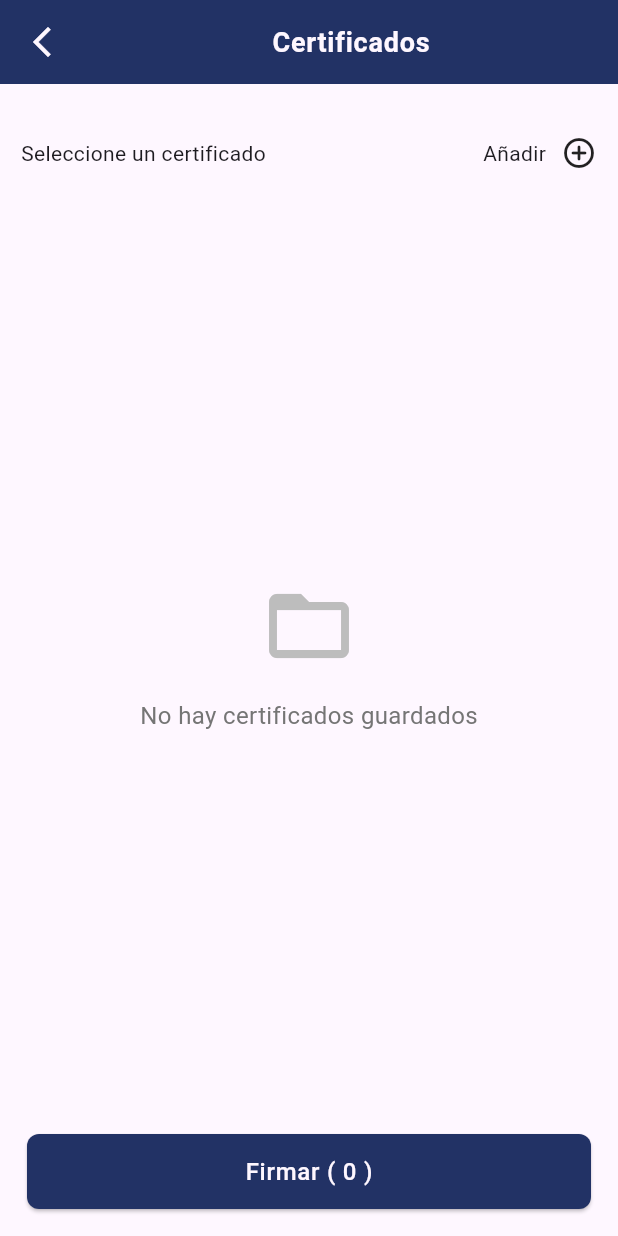
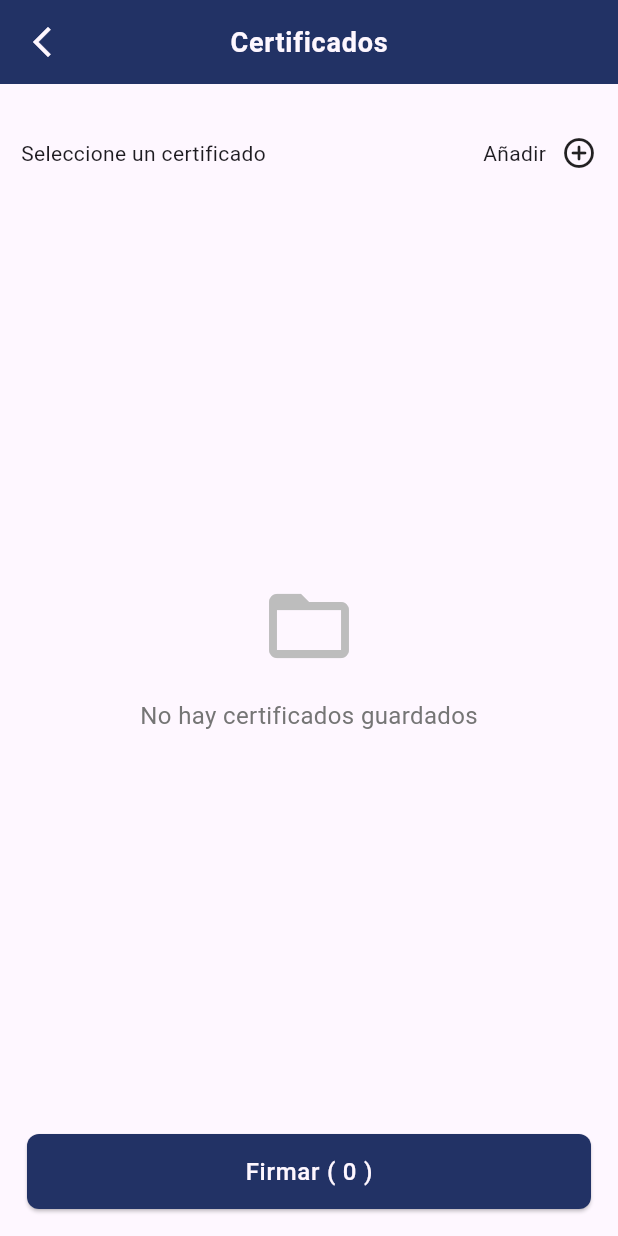
Before and after one commit to AdairAbrigo31/firmonec, a Flutter app: the CertificatesForSignScreen screen opened by its route, on a phone screen of 412 x 824 dp. Run offline on Flutter 3.47's test engine with Material 3 defaults, Android fonts, the phone set to English and light mode, and no system bars; our stand-ins replace accordion, dio, file_picker, flutter_riverpod, go_router, internet_connection_checker and 1 more; missing offline and left inert: aad_oauth, syncfusion_flutter_pdfviewer; accounts and stored records are empty.

Commit message:
center title en app bar

```diff
--- a/lib/presentation/widgets/app_bar_firmonec.dart
+++ b/lib/presentation/widgets/app_bar_firmonec.dart
@@ -22,6 +22,7 @@ class AppBarFirmonec extends StatelessWidget implements PreferredSizeWidget{
   Widget build(BuildContext context) {
 
     return AppBar(
+      centerTitle: true,
 
       backgroundColor: Theme.of(context).primaryColor,
 
@@ -47,18 +48,15 @@ class AppBarFirmonec extends StatelessWidget implements PreferredSizeWidget{
 
       null ,
 
-      title: Align(
+      title: Text(
 
-        alignment: Alignment.center,
+        title,
 
-        child: Text(
+        style: AppTypography.h1.copyWith(
 
-          title,
+          color: Theme.of(context).colorScheme.surface,
 
-          style: AppTypography.h1.copyWith(color: Theme.of(context).colorScheme.surface)
-
-        )
-
+        ),
       ),
 
       actions: actions,
```
